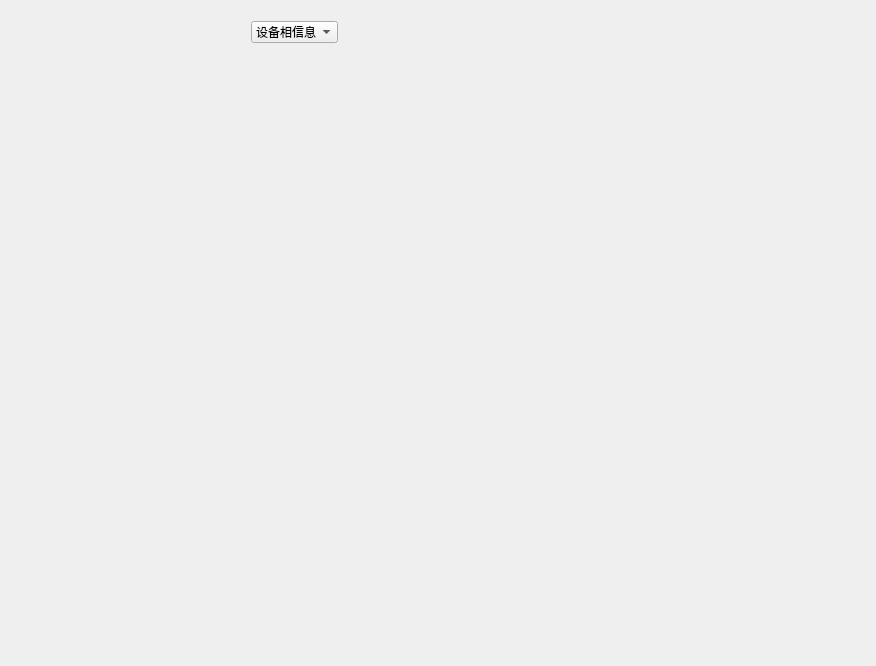
The window that CleverManagerV3/pdus/pdu_mainwid.ui (ChinaClever/CleverManagerV3) describes before a commit, drawn with Qt 5.
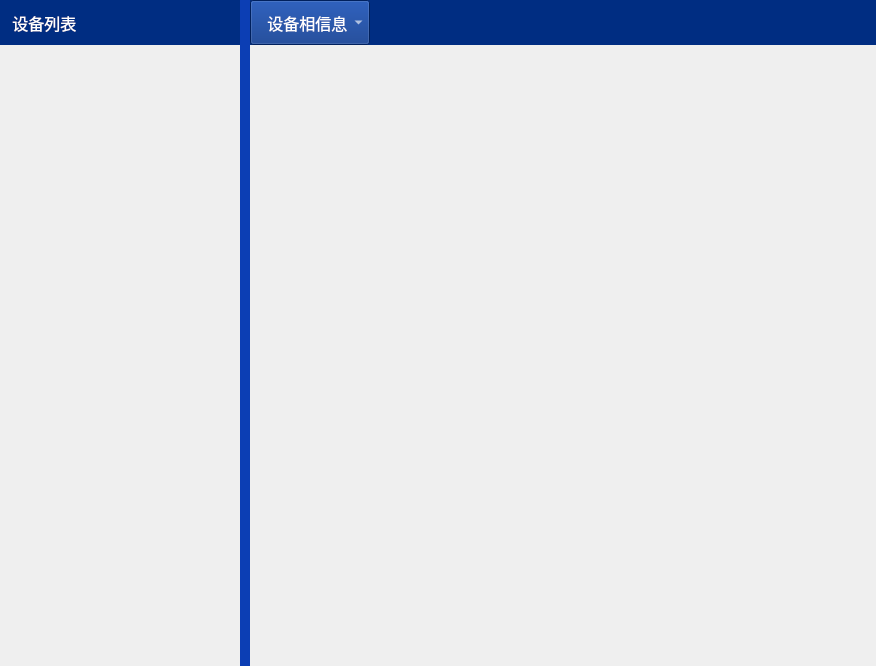
The same window after the commit.

The edit to the form file:
```diff
--- a/CleverManagerV3/pdus/pdu_mainwid.ui
+++ b/CleverManagerV3/pdus/pdu_mainwid.ui
@@ -13,65 +13,190 @@
   <property name="windowTitle">
    <string>Form</string>
   </property>
-  <layout class="QGridLayout" name="gridLayout">
-   <item row="0" column="0" colspan="2">
-    <widget class="QWidget" name="widget" native="true">
-     <property name="minimumSize">
-      <size>
-       <width>0</width>
-       <height>35</height>
-      </size>
-     </property>
-     <property name="maximumSize">
-      <size>
-       <width>16777215</width>
-       <height>35</height>
-      </size>
-     </property>
-     <widget class="QComboBox" name="comboBox">
-      <property name="geometry">
-       <rect>
-        <x>240</x>
-        <y>10</y>
-        <width>87</width>
-        <height>22</height>
-       </rect>
-      </property>
-      <item>
-       <property name="text">
-        <string>设备相信息</string>
+  <layout class="QHBoxLayout" name="horizontalLayout_2">
+   <property name="spacing">
+    <number>0</number>
+   </property>
+   <property name="leftMargin">
+    <number>0</number>
+   </property>
+   <property name="topMargin">
+    <number>0</number>
+   </property>
+   <property name="rightMargin">
+    <number>0</number>
+   </property>
+   <property name="bottomMargin">
+    <number>0</number>
+   </property>
+   <item>
+    <layout class="QVBoxLayout" name="verticalLayout" stretch="1,18">
+     <item>
+      <widget class="QLabel" name="label">
+       <property name="minimumSize">
+        <size>
+         <width>0</width>
+         <height>45</height>
+        </size>
        </property>
-      </item>
-      <item>
-       <property name="text">
-        <string>输出位状态</string>
+       <property name="maximumSize">
+        <size>
+         <width>16777215</width>
+         <height>45</height>
+        </size>
        </property>
-      </item>
-      <item>
-       <property name="text">
-        <string>环境状态</string>
+       <property name="font">
+        <font>
+         <family>微软雅黑</family>
+         <pointsize>12</pointsize>
+        </font>
        </property>
-      </item>
-      <item>
+       <property name="styleSheet">
+        <string notr="true">color: rgb(255, 255, 255);
+background-color: rgb(0,45,130);</string>
+       </property>
        <property name="text">
-        <string>设备设置</string>
+        <string>   设备列表</string>
        </property>
-      </item>
-     </widget>
-    </widget>
+      </widget>
+     </item>
+     <item>
+      <widget class="QWidget" name="listWid" native="true">
+       <property name="minimumSize">
+        <size>
+         <width>240</width>
+         <height>0</height>
+        </size>
+       </property>
+       <property name="maximumSize">
+        <size>
+         <width>240</width>
+         <height>16777215</height>
+        </size>
+       </property>
+      </widget>
+     </item>
+    </layout>
    </item>
-   <item row="1" column="0">
-    <widget class="QWidget" name="listWid" native="true">
+   <item>
+    <widget class="QWidget" name="widget_2" native="true">
      <property name="minimumSize">
       <size>
-       <width>240</width>
+       <width>10</width>
        <height>0</height>
       </size>
      </property>
+     <property name="maximumSize">
+      <size>
+       <width>10</width>
+       <height>16777215</height>
+      </size>
+     </property>
+     <property name="styleSheet">
+      <string notr="true">background-color: rgb(12,62,180);</string>
+     </property>
     </widget>
    </item>
-   <item row="1" column="1">
-    <widget class="QStackedWidget" name="stackedWid"/>
+   <item>
+    <layout class="QVBoxLayout" name="verticalLayout_2" stretch="1,18">
+     <item>
+      <widget class="QWidget" name="widget" native="true">
+       <property name="styleSheet">
+        <string notr="true">background-color: rgb(0,45,130);</string>
+       </property>
+       <layout class="QHBoxLayout" name="horizontalLayout">
+        <property name="spacing">
+         <number>0</number>
+        </property>
+        <property name="leftMargin">
+         <number>0</number>
+        </property>
+        <property name="topMargin">
+         <number>0</number>
+        </property>
+        <property name="rightMargin">
+         <number>0</number>
+        </property>
+        <property name="bottomMargin">
+         <number>0</number>
+        </property>
+        <item>
+         <widget class="QComboBox" name="comboBox">
+          <property name="sizePolicy">
+           <sizepolicy hsizetype="Fixed" vsizetype="Fixed">
+            <horstretch>0</horstretch>
+            <verstretch>0</verstretch>
+           </sizepolicy>
+          </property>
+          <property name="minimumSize">
+           <size>
+            <width>120</width>
+            <height>45</height>
+           </size>
+          </property>
+          <property name="maximumSize">
+           <size>
+            <width>120</width>
+            <height>45</height>
+           </size>
+          </property>
+          <property name="font">
+           <font>
+            <family>微软雅黑</family>
+            <pointsize>12</pointsize>
+           </font>
+          </property>
+          <property name="styleSheet">
+           <string notr="true">color: rgb(255, 255, 255);</string>
+          </property>
+          <item>
+           <property name="text">
+            <string>   设备相信息</string>
+           </property>
+          </item>
+          <item>
+           <property name="text">
+            <string>   输出位状态</string>
+           </property>
+          </item>
+          <item>
+           <property name="text">
+            <string>   环境状态</string>
+           </property>
+          </item>
+          <item>
+           <property name="text">
+            <string>   设备设置</string>
+           </property>
+          </item>
+         </widget>
+        </item>
+        <item>
+         <widget class="QWidget" name="widget_3" native="true">
+          <property name="minimumSize">
+           <size>
+            <width>0</width>
+            <height>45</height>
+           </size>
+          </property>
+          <property name="maximumSize">
+           <size>
+            <width>16777215</width>
+            <height>45</height>
+           </size>
+          </property>
+          <property name="styleSheet">
+           <string notr="true">background-color: rgb(0,45,130);</string>
+          </property>
+         </widget>
+        </item>
+       </layout>
+      </widget>
+     </item>
+     <item>
+      <widget class="QStackedWidget" name="stackedWid"/>
+     </item>
+    </layout>
    </item>
   </layout>
  </widget>
```
